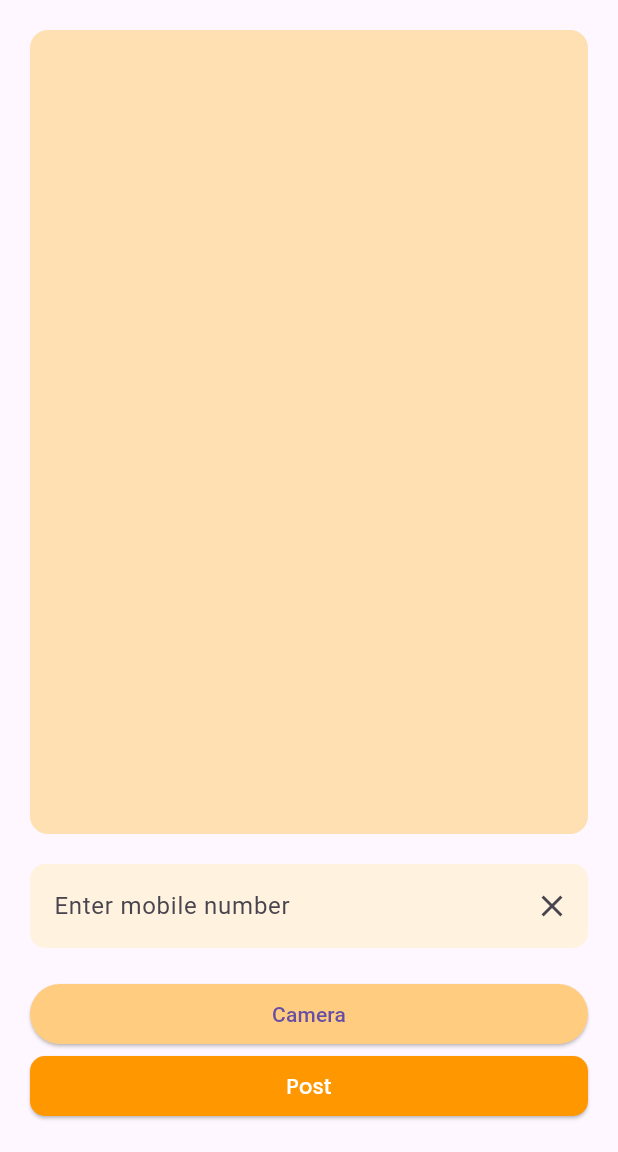
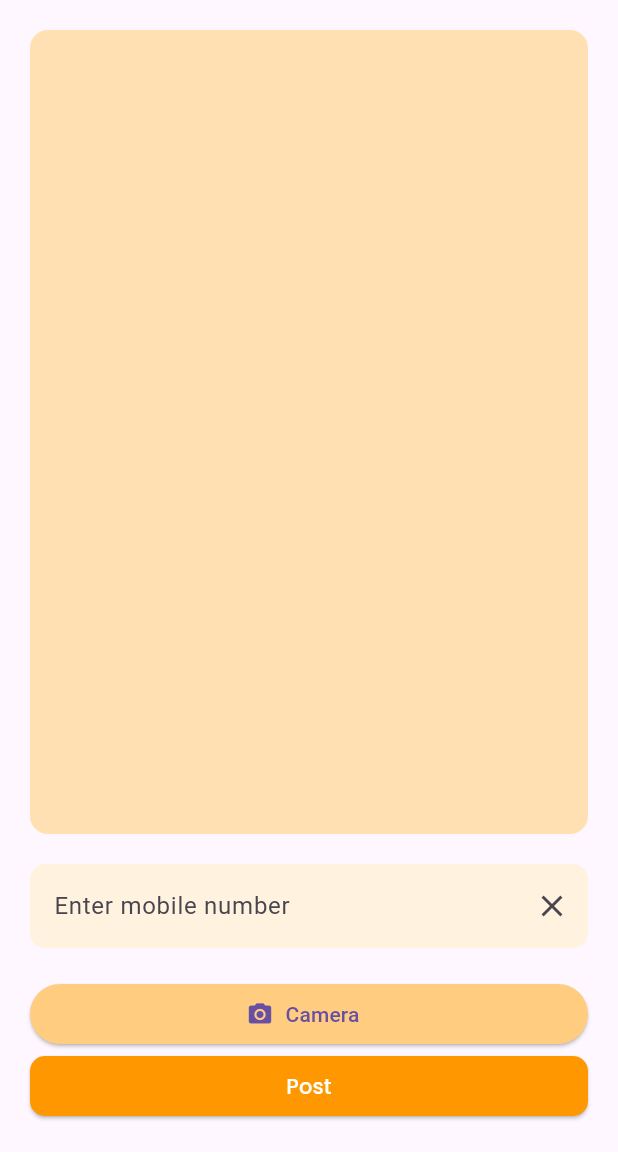
Before and after one commit to PriomDeb/frequency, a Flutter app: the screen it shows after launch, on a phone screen of 412 x 824 dp, the part 84-1236 px from its top. Run offline on Flutter 3.47's test engine with Material 3 defaults, Android fonts, the light colour scheme and no system bars; our stand-ins replace google_fonts, image_picker; missing offline and left inert: google_mlkit_text_recognition.

Commit message:
Full working condition

```diff
--- a/lib/homepage.dart
+++ b/lib/homepage.dart
@@ -259,7 +259,9 @@ class _HomePageState extends State<HomePage> {
           _textController.text = extractedNumbers[0].substring(2);
         }
       });
-    } catch (e) {}
+    } catch (e) {
+      _textController.text = "Error in auto number detection";
+    }
   }
 
   @override
@@ -308,14 +310,15 @@ class _HomePageState extends State<HomePage> {
                       frequency = '';
                     });
                   },
-                  icon: Icon(Icons.clear),
+                  icon: const Icon(Icons.clear),
                 ),
               ),
             ),
-            SizedBox(height: 20),
-            ElevatedButton(
+            const SizedBox(height: 20),
+            ElevatedButton.icon(
               onPressed: _pickImage,
-              child: const Text('Camera'),
+              icon: const Icon(Icons.camera_alt),
+              label: const Text('Camera'),
               style: ElevatedButton.styleFrom(
                 primary: Colors.orange[200],
               ),
```
